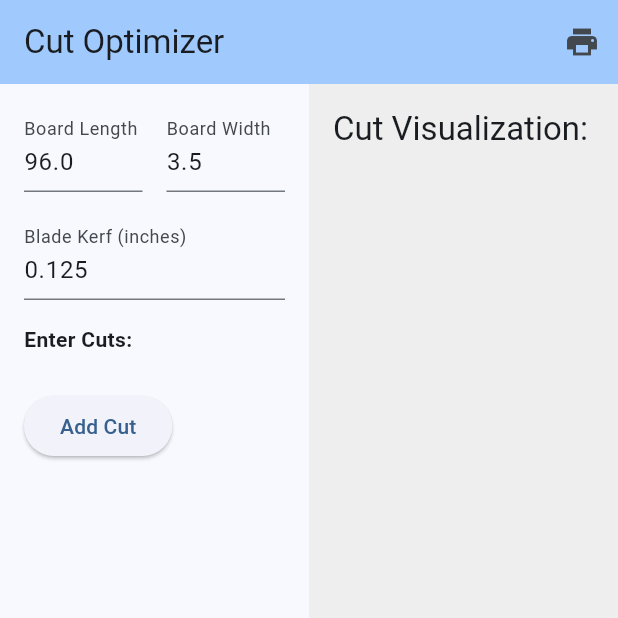
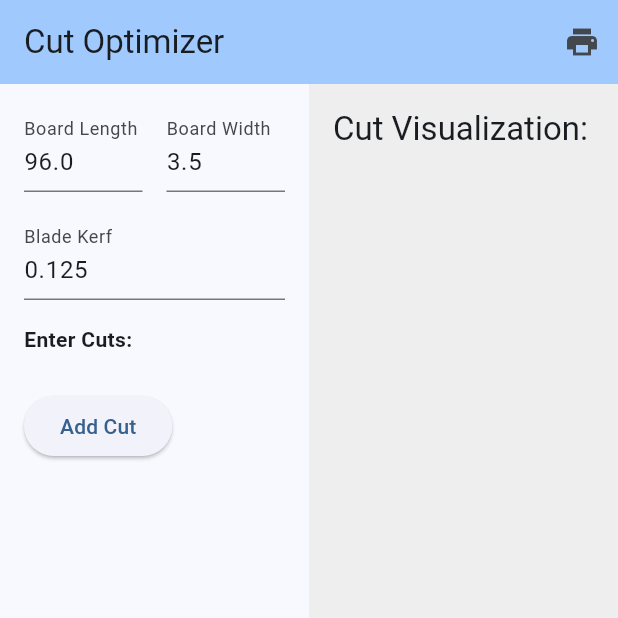
Before and after one commit to onorbumbum/chopwise.app, a Flutter app: the screen it shows after launch, on a phone screen of 412 x 824 dp, the top half of it. Run offline on Flutter 3.47's test engine with Material 3 defaults, Android fonts, the phone set to English and light mode, and no system bars; missing offline and left inert: dart:html.

Commit message:
first publish

```diff
--- a/lib/data_input_section.dart
+++ b/lib/data_input_section.dart
@@ -132,7 +132,7 @@ class _DataInputSectionState extends State<DataInputSection> {
               NumberInput(
                 controller: kerfController,
                 focusNode: kerfFocusNode,
-                label: 'Blade Kerf (inches)',
+                label: 'Blade Kerf',
                 allowDecimal: true,
                 onChanged: (value) {
                   widget.onKerfChanged(
--- a/lib/main.dart
+++ b/lib/main.dart
@@ -16,7 +16,7 @@ class CutOptimizerApp extends StatelessWidget {
   @override
   Widget build(BuildContext context) {
     return MaterialApp(
-      title: 'Cut Optimizer',
+      title: 'Chopwise - Cut costs, not corners',
       theme: ThemeData(
         colorScheme: ColorScheme.fromSeed(seedColor: Colors.blue),
         useMaterial3: true,
```
Also changed, not shown: pubspec.yaml (+3 -5 lines), 7 other files.
